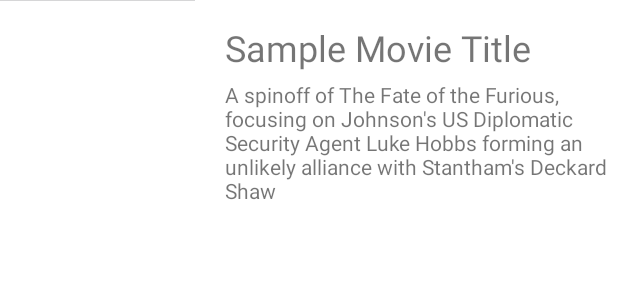
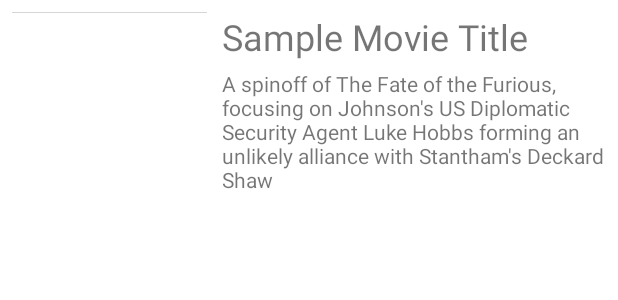
Before and after one commit to mrmikeyc/Flixter, an Android app: the layout item_movie.xml on its own in the app's theme, with its tools: preview values and no code run, on a phone screen of 412 x 824 dp. Shown: the top 300 px of the screen. Run offline under Robolectric (Android 15) with nearby library versions, the phone set to English and light mode, and no system bars.

Commit message:
Added spacing between recyclerview viewHolders; Added ellipses for text exceeding a certain number of lines; updated gif recording

```diff
--- a/app/src/main/res/layout-land/item_movie.xml
+++ b/app/src/main/res/layout-land/item_movie.xml
@@ -4,7 +4,8 @@
     xmlns:tools="http://schemas.android.com/tools"
     android:id="@+id/RelativeLayout"
     android:layout_width="match_parent"
-    android:layout_height="wrap_content">
+    android:layout_height="wrap_content"
+    android:layout_margin="8dp">
 
     <ImageView
         android:id="@+id/ivPoster"
@@ -34,6 +35,8 @@
         android:layout_below="@+id/tvTitle"
         android:layout_marginStart="20dp"
         android:layout_marginTop="5dp"
+        android:ellipsize="end"
+        android:maxLines="6"
         android:layout_toEndOf="@+id/ivPoster"
         tools:text="A spinoff of The Fate of the Furious, focusing on Johnson's US Diplomatic Security Agent Luke Hobbs forming an unlikely alliance with Stantham's Deckard Shaw" />
 
--- a/app/src/main/res/layout/item_movie.xml
+++ b/app/src/main/res/layout/item_movie.xml
@@ -4,7 +4,8 @@
     xmlns:tools="http://schemas.android.com/tools"
     android:id="@+id/RelativeLayout"
     android:layout_width="match_parent"
-    android:layout_height="wrap_content">
+    android:layout_height="wrap_content"
+    android:layout_margin="8dp">
 
     <ImageView
         android:id="@+id/ivPoster"
@@ -21,8 +22,7 @@
         android:layout_width="wrap_content"
         android:layout_height="wrap_content"
         android:layout_alignParentTop="true"
-        android:layout_marginStart="20dp"
-        android:layout_marginTop="15dp"
+        android:layout_marginStart="10dp"
         android:layout_toEndOf="@+id/ivPoster"
         android:textSize="24sp"
         tools:text="Sample Movie Title" />
@@ -32,9 +32,11 @@
         android:layout_width="wrap_content"
         android:layout_height="wrap_content"
         android:layout_below="@+id/tvTitle"
-        android:layout_marginStart="20dp"
+        android:layout_marginStart="10dp"
         android:layout_marginTop="5dp"
         android:layout_toEndOf="@+id/ivPoster"
+        android:ellipsize="end"
+        android:maxLines="6"
         tools:text="A spinoff of The Fate of the Furious, focusing on Johnson's US Diplomatic Security Agent Luke Hobbs forming an unlikely alliance with Stantham's Deckard Shaw" />
 
 </RelativeLayout>
```
